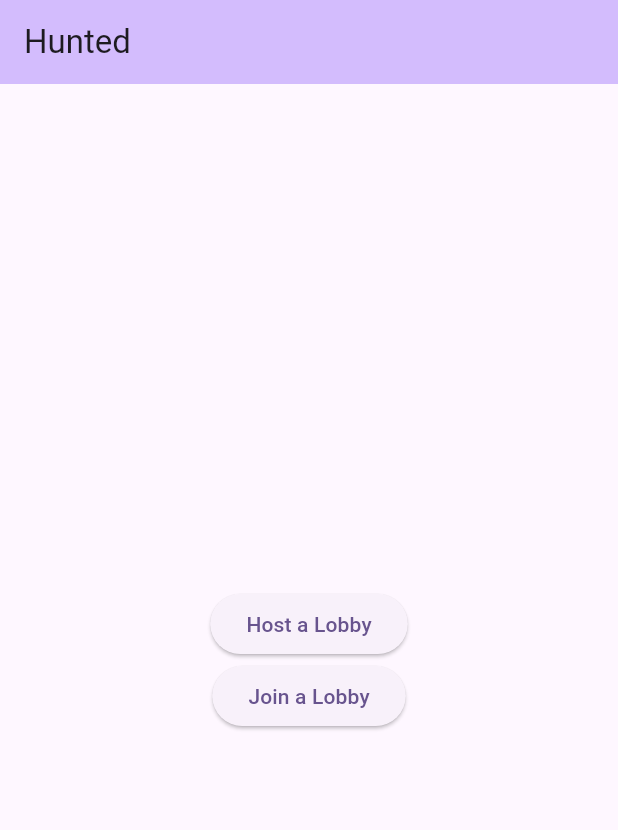
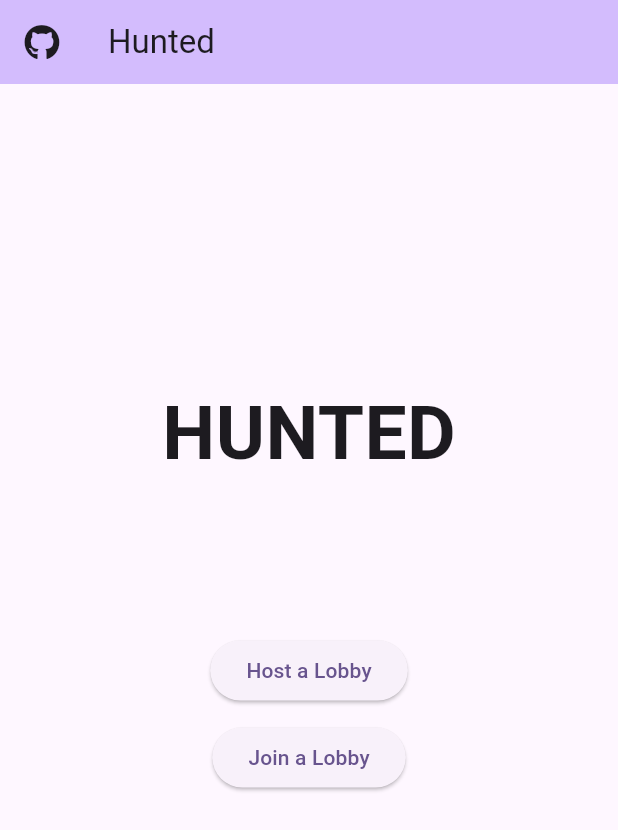
Before and after one commit to TimeSortOfWellSpent/hunted_frontend, a Flutter app: the screen it shows after launch, on a phone screen of 412 x 824 dp. Shown: the top 830 px of the screen. Run offline on Flutter 3.47's test engine with Material 3 defaults, Android fonts, the phone set to English and light mode, and no system bars; our stand-ins replace fluttertoast, font_awesome_flutter.

Commit message:
Main menu Ui improvement+GameScreen

```diff
--- a/lib/main.dart
+++ b/lib/main.dart
@@ -1,6 +1,8 @@
 import 'package:flutter/material.dart';
 import 'package:hunted_frontend/pages/create_lobby.dart';
 import 'package:hunted_frontend/pages/join_lobby.dart';
+import 'package:font_awesome_flutter/font_awesome_flutter.dart';
+import 'package:url_launcher/url_launcher.dart';
 
 void main() {
   runApp(const MyApp());
@@ -64,24 +66,39 @@ class _MyHomePageState extends State<MyHomePage> {
       appBar: AppBar(
         backgroundColor: Theme.of(context).colorScheme.inversePrimary,
         title: Text(widget.title),
+        leading: IconButton(
+          icon: const FaIcon(FontAwesomeIcons.github),
+          onPressed: () async {
+            const url = 'https://github.com/TimeSortOfWellSpent';
+            var url_parsed = Uri.parse(url);
+            if (!await launchUrl(url_parsed)) {
+              throw 'Could not launch $url';
+            }
+          },
+        ),
       ),
       body: Center(
         child: Column(
           mainAxisAlignment: MainAxisAlignment.center,
           crossAxisAlignment: CrossAxisAlignment.center,
           children: <Widget>[
+            const Spacer(flex: 2),
+            const Text("HUNTED", style: TextStyle(fontSize: 50, fontWeight: FontWeight.bold)),
+            const Spacer(flex: 1),
             ElevatedButton(
               onPressed: () {
                 Navigator.push(context, MaterialPageRoute(builder: (context) => const CreateLobby()));
               },
               child: const Text('Host a Lobby'),
             ),
+            const SizedBox(height: 10),
             ElevatedButton(
               onPressed: () {
                Navigator.push(context, MaterialPageRoute(builder: (context) => const JoinLobby()));
               },
               child: const Text('Join a Lobby'),
             ),
+            const Spacer(flex: 3),
           ],
         ),
       )
--- a/pubspec.yaml
+++ b/pubspec.yaml
@@ -32,6 +32,8 @@ dependencies:
     sdk: flutter
   http: ^1.4.0
   fluttertoast: ^8.2.12
+  url_launcher: ^6.3.1
+  font_awesome_flutter: ^10.5.0
 
   # The following adds the Cupertino Icons font to your application.
   # Use with the CupertinoIcons class for iOS style icons.
```
Also changed, not shown: lib/pages/game_scene.dart (added, +58 -0 lines), lib/pages/lobby.dart (+7 -1 lines).
